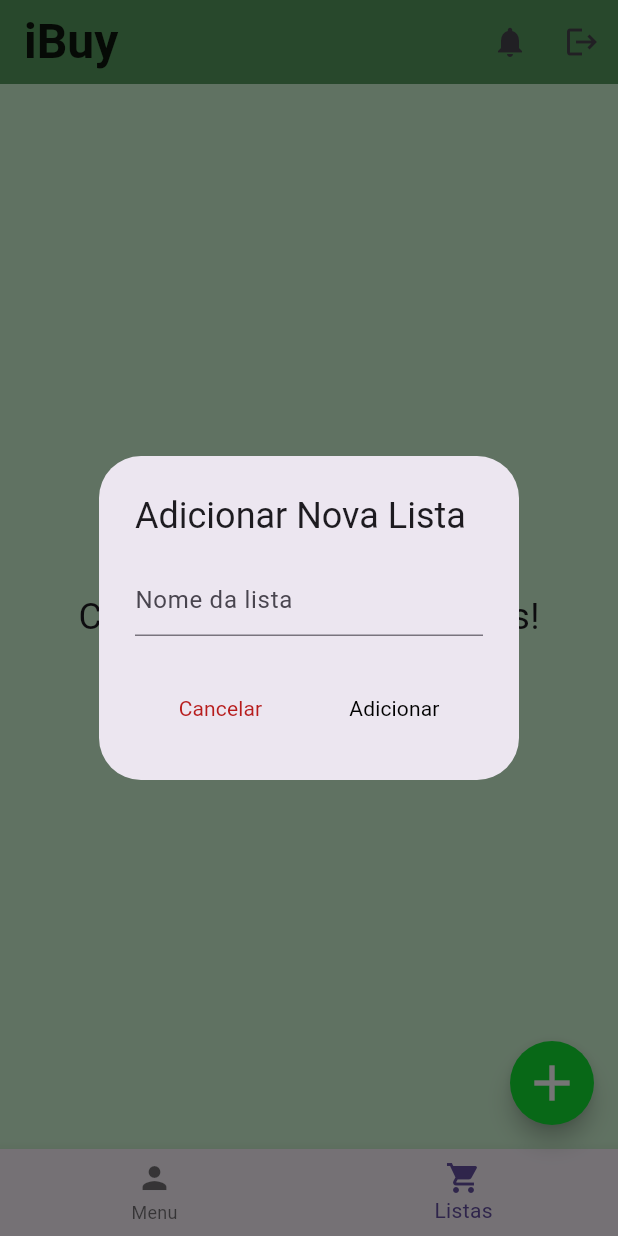
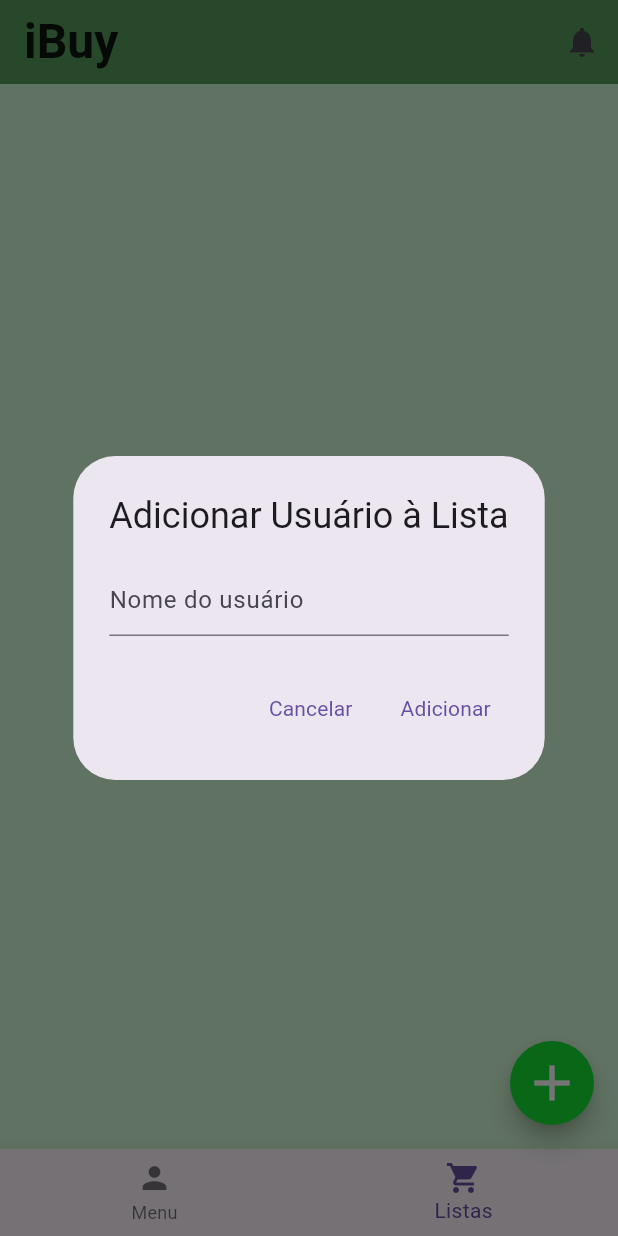
Before and after one commit to gabrielarappel/AppListaDeCompras, a Flutter app: the screen it shows after launch, after a tap on "Entrar", after a tap on the "add" icon, on a phone screen of 412 x 824 dp. Run offline on Flutter 3.47's test engine with Material 3 defaults, Android fonts, the phone set to English and light mode, and no system bars; our stand-ins replace cloud_firestore, firebase_core, shared_preferences; accounts and stored records are empty; statements that could not run were skipped.

Commit message:
preparando a função de adicionar colaboradores

```diff
--- a/lib/app/features/model/usuario.dart
+++ b/lib/app/features/model/usuario.dart
@@ -1,12 +1,14 @@
 class Usuario {
   String username;
   String password;
-  List<String> listasDeCompras; // Exemplo de listas de compras do usuário
+  List<String> listasDeCompras;
+  List<String> convitesPendentes;
 
   Usuario({
     required this.username,
     required this.password,
-    this.listasDeCompras = const [], // Inicializa como uma lista vazia
+    this.listasDeCompras = const [],
+    this.convitesPendentes = const [],
   });
 
   // Método para converter usuário para JSON
--- a/lib/app/features/pages/main_page.dart
+++ b/lib/app/features/pages/main_page.dart
@@ -1,12 +1,17 @@
+import 'package:app_lista_de_compras/app/features/pages/notification_page.dart';
 import 'package:flutter/material.dart';
 import 'package:cloud_firestore/cloud_firestore.dart';
 import 'package:app_lista_de_compras/app/features/model/listadecompra.dart';
 import 'package:app_lista_de_compras/app/features/model/produto.dart';
-import 'package:app_lista_de_compras/app/features/pages/items_list.dart';
+import 'package:app_lista_de_compras/app/features/pages/items_page.dart';
 import 'package:app_lista_de_compras/app/features/widgets/add_list_dialog.dart';
 import 'package:app_lista_de_compras/app/features/widgets/remove_list_dialog.dart';
+import 'package:app_lista_de_compras/app/features/widgets/add_user_in_list_dialog.dart';
 import 'package:uuid/uuid.dart';
 import 'package:app_lista_de_compras/app/features/pages/login_page.dart';
+import 'package:app_lista_de_compras/app/features/manager/notification_service.dart';
+import 'package:app_lista_de_compras/app/features/manager/user_manager.dart';
+
 
 class MainListView extends StatefulWidget {
   final String username;
@@ -34,18 +39,48 @@ class _MainListViewState extends State<MainListView> {
   Future<void> _loadListasDeCompras() async {
     try {
       print('Carregando listas para o usuário: ${widget.username}');
-      final querySnapshot = await FirebaseFirestore.instance
+      final userLists = await FirebaseFirestore.instance
           .collection('listas_de_compras')
           .where('username', isEqualTo: widget.username)
           .get();
 
+      final sharedLists = await FirebaseFirestore.instance
+          .collection('convites_pendentes')
+          .where('toUsername', isEqualTo: widget.username)
+          .where('status', isEqualTo: 'aceito')
+          .get();
+
+      List<ListaDeCompra> loadedLists = [];
+      for (var doc in userLists.docs) {
+        final data = doc.data();
+        _addListaFromFirestoreData(doc.id, data, loadedLists);
+      }
+      for (var invite in sharedLists.docs) {
+        final listaDoc = await FirebaseFirestore.instance
+            .collection('listas_de_compras')
+            .doc(invite['idLista'])
+            .get();
+        final data = listaDoc.data();
+        if (data != null) {
+          _addListaFromFirestoreData(invite['idLista'], data, loadedLists);
+        }
+      }
+
       setState(() {
         _listasDeCompras.clear();
-        for (var doc in querySnapshot.docs) {
-          final data = doc.data();
-          print('Documento carregado: ${doc.id} com dados: $data');
+        _listasDeCompras.addAll(loadedLists);
+        _updateSomaPrecoLista();
+        _isLoading = false;
+      });
+    } catch (e) {
+      print('Erro ao carregar listas: $e');
+      setState(() {
+        _isLoading = false;
+      });
+    }
+  }
 
-          // Converte a lista de produtos do Firestore em objetos Produto
+void _addListaFromFirestoreData(String id, Map<String, dynamic> data, List<ListaDeCompra> loadedLists) {
     List<Produto> produtosList = [];
     if (data['produtos'] != null) {
       produtosList = (data['produtos'] as List<dynamic>)
@@ -59,24 +94,14 @@ class _MainListViewState extends State<MainListView> {
           .toList();
     }
 
-          _listasDeCompras.add(ListaDeCompra(
-            id: doc.id,
-            nome: data['nome'] ?? 'Lista Sem Nome', // Trate o caso de nome nulo
-            preco:
-                (data['preco'] ?? 0.0).toDouble(), // Trate o caso de preço nulo
+    loadedLists.add(ListaDeCompra(
+      id: id,
+      nome: data['nome'] ?? 'Lista Sem Nome',
+      preco: (data['preco'] ?? 0.0).toDouble(),
       produtos: produtosList,
     ));
   }
-        _updateSomaPrecoLista();
-        _isLoading = false; // Finaliza o estado de carregamento
-      });
-    } catch (e) {
-      print('Erro ao carregar listas: $e');
-      setState(() {
-        _isLoading = false; // Finaliza o estado de carregamento em caso de erro
-      });
-    }
-  }
+
 
   void _updateSomaPrecoLista() {
     double total = 0;
@@ -135,22 +160,29 @@ class _MainListViewState extends State<MainListView> {
   showDialog(
     context: context,
     builder: (context) {
-        return AddListDialog(
-          onAdd: (nomeLista) async {
-            String id = _uuid.v4();
-            _listasDeCompras.add(ListaDeCompra(
-              id: id,
-              nome: nomeLista,
-              preco: 0.0,
-              produtos: [],
-            ));
-            await _saveListasDeCompras();
-            _updateSomaPrecoLista();
+      return AddUserInListDialog(
+        onAdd: (username) async {
+          try {
+            await FirebaseFirestore.instance.collection('convites_pendentes').add({
+              'fromUsername': widget.username,
+              'toUsername': username,
+              'idLista': _uuid.v4(), // ou use o ID da lista real
+              'status': 'pendente',
+            });
+            ScaffoldMessenger.of(context).showSnackBar(
+              SnackBar(content: Text('Convite enviado para $username')),
+            );
+          } catch (e) {
+            ScaffoldMessenger.of(context).showSnackBar(
+              SnackBar(content: Text('Erro ao enviar convite: $e')),
+            );
+          }
         },
       );
     },
   );
 }
+
 
   void _showEditListDialog(int index) {
     showDialog(
@@ -186,23 +218,43 @@ class _MainListViewState extends State<MainListView> {
         backgroundColor: Color.fromARGB(255, 88, 156, 95),
         actions: [
           IconButton(
-            icon: Icon(Icons.notifications), // Ícone de notificação
+  icon: Stack(
+    children: <Widget>[
+      Icon(Icons.notifications),
+      if (NotificationService.unreadNotificationsCount > 0)
+        Positioned(
+          right: 0,
+          child: Container(
+            padding: EdgeInsets.all(1),
+            decoration: BoxDecoration(
+              color: Colors.red,
+              borderRadius: BorderRadius.circular(6),
+            ),
+            constraints: BoxConstraints(
+              minWidth: 12,
+              minHeight: 12,
+            ),
+            child: Text(
+              '${NotificationService.unreadNotificationsCount}',
+              style: TextStyle(
+                color: Colors.white,
+                fontSize: 8,
+              ),
+              textAlign: TextAlign.center,
+            ),
+          ),
+        )
+    ],
+  ),
   onPressed: () {
-              // Implemente a lógica de notificação aqui
-              // Exemplo: Mostrar uma lista de notificações ou abrir uma tela de notificações
-            },
-          ),
-          IconButton(
-            icon: Icon(Icons.logout),
-            onPressed: () {
-              // Implemente a lógica de logout aqui
-              Navigator.pushAndRemoveUntil(
+    // Abrir uma nova tela com as notificações
+    Navigator.push(
       context,
-                MaterialPageRoute(builder: (context) => LoginPage()),
-                (Route<dynamic> route) => false,
+      MaterialPageRoute(builder: (context) => NotificationPage()),
     );
   },
 ),
+
         ],
       ),
       body: _isLoading
```
Also changed, not shown: lib/app/features/manager/notification_service.dart (added, +25 -0 lines), lib/app/features/manager/user_manager.dart (+37 -0 lines), lib/app/features/pages/notification_page.dart (added, +44 -0 lines). Lines whose indentation alone changed are shown as unchanged.
